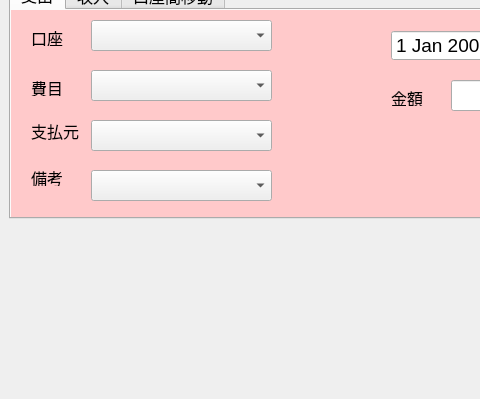
Qt form mainwindow.ui (gh6141/vckakeForLinux) before a commit; both pictures show x 0 to 480 and y 201 to 600 of the 800 by 600 pixel window.
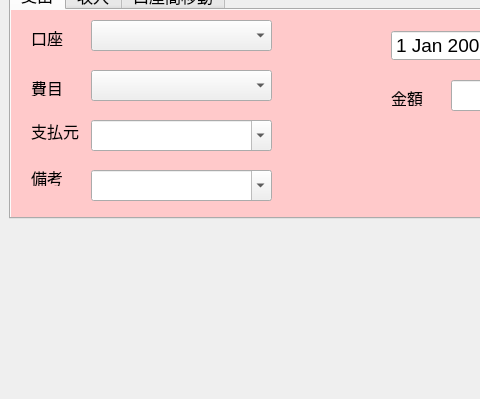
The same form after that commit. The open tabs and pages were chosen to show the change.

```diff
--- a/mainwindow.ui
+++ b/mainwindow.ui
@@ -58,6 +58,9 @@
           <pointsize>12</pointsize>
          </font>
         </property>
+        <property name="editable">
+         <bool>true</bool>
+        </property>
        </widget>
        <widget class="QPushButton" name="pushButton_2">
         <property name="geometry">
@@ -124,6 +127,9 @@
           <pointsize>12</pointsize>
          </font>
         </property>
+        <property name="editable">
+         <bool>true</bool>
+        </property>
        </widget>
        <widget class="QLabel" name="label_7">
         <property name="geometry">
```
Left out of the diff: 14 changed lines with no effect on the pictures.
